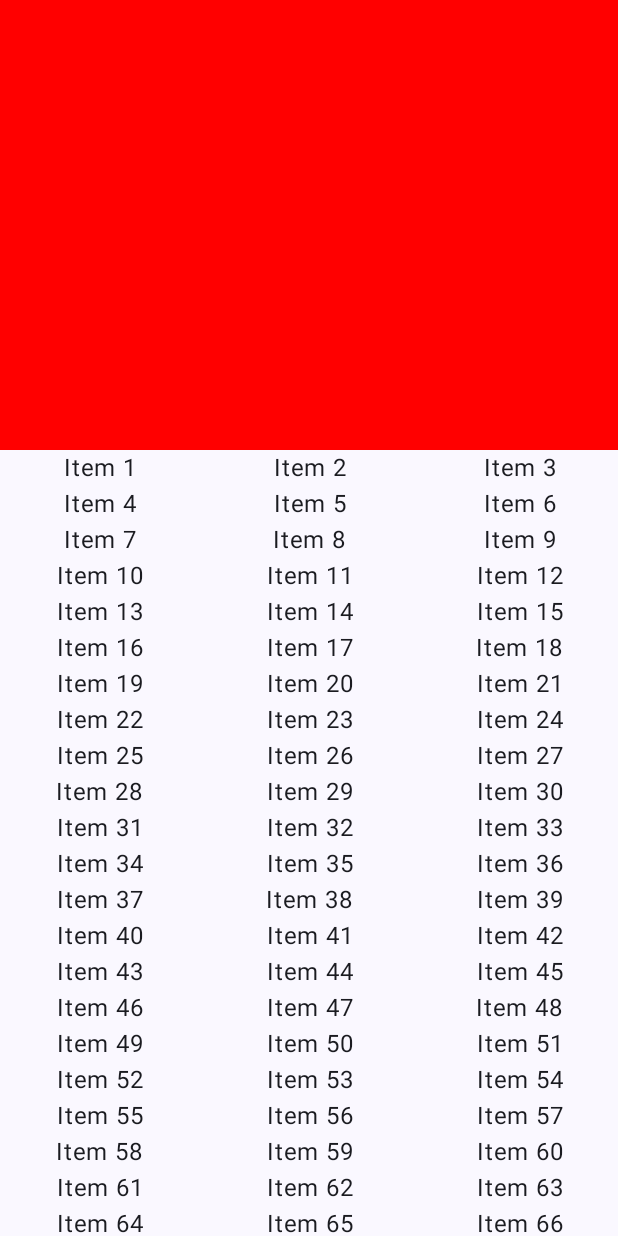
After one commit to kangmin1012/ComposePlayGround, an Android app built with Jetpack Compose: the CoordinateActivity screen opened directly, with no data from a screen before it, on a phone screen of 412 x 824 dp. The commit adds this screen. Run offline under Robolectric (Android 15) with nearby library versions, the phone set to English and light mode, and no system bars.

Commit message:
CoordinateActivity Sample

```diff
--- a/app/src/main/AndroidManifest.xml
+++ b/app/src/main/AndroidManifest.xml
@@ -28,7 +28,9 @@
             android:exported="false"/>
         <activity
             android:name=".permission.MediaPermissionActivity"
-            android:exported="true" />
+            android:exported="false" />
+        <activity android:name=".coordinate.CoordinateActivity"
+            android:exported="false"/>
         <activity
             android:name=".MainActivity"
             android:exported="true">
--- /dev/null
+++ b/app/src/main/java/compose/play/ground/coordinate/CoordinateActivity.kt
@@ -0,0 +1,154 @@
+package compose.play.ground.coordinate
+
+import android.os.Bundle
+import androidx.activity.ComponentActivity
+import androidx.activity.compose.setContent
+import androidx.activity.enableEdgeToEdge
+import androidx.compose.foundation.background
+import androidx.compose.foundation.layout.Arrangement
+import androidx.compose.foundation.layout.Box
+import androidx.compose.foundation.layout.Row
+import androidx.compose.foundation.layout.Spacer
+import androidx.compose.foundation.layout.fillMaxSize
+import androidx.compose.foundation.layout.fillMaxWidth
+import androidx.compose.foundation.layout.height
+import androidx.compose.foundation.layout.padding
+import androidx.compose.foundation.lazy.LazyColumn
+import androidx.compose.foundation.lazy.items
+import androidx.compose.foundation.lazy.rememberLazyListState
+import androidx.compose.material3.Scaffold
+import androidx.compose.material3.Text
+import androidx.compose.runtime.Composable
+import androidx.compose.runtime.derivedStateOf
+import androidx.compose.runtime.getValue
+import androidx.compose.runtime.remember
+import androidx.compose.ui.Modifier
+import androidx.compose.ui.graphics.Color
+import androidx.compose.ui.text.style.TextAlign
+import androidx.compose.ui.tooling.preview.Preview
+import androidx.compose.ui.unit.dp
+import compose.play.ground.ui.theme.ComposePlayGroundTheme
+
+/**
+ * 특정 아이템이 보이지 않게 되었을 때 상단에 고정적인 화면 하나를 표시하는 Sample Activity입니다.
+ */
+class CoordinateActivity : ComponentActivity() {
+    override fun onCreate(savedInstanceState: Bundle?) {
+        super.onCreate(savedInstanceState)
+        enableEdgeToEdge()
+        setContent {
+            ComposePlayGroundTheme {
+                CoordinateScreen()
+            }
+        }
+    }
+}
+
+@Composable
+private fun CoordinateScreen() {
+    val listItem = (1 .. 100).map { it.toString() }
+    val spanCount = 3
+
+    val listState = rememberLazyListState()
+    val isFirstItemVisible by remember {
+        derivedStateOf { listState.firstVisibleItemIndex == 0 }
+    }
+
+    Scaffold(modifier = Modifier.fillMaxSize()) { innerPadding ->
+
+        Box(
+            modifier = Modifier
+                .fillMaxSize()
+                .padding(innerPadding)
+        ) {
+            LazyColumn(
+                state = listState,
+                modifier = Modifier.fillMaxSize()
+            ) {
+                item { Top() }
+
+                items(listItem.chunked(spanCount)) {
+                    Bottom(listItem = it, spanCount = spanCount)
+                }
+            }
+
+            if (!isFirstItemVisible) {
+                TopB()
+            }
+        }
+    }
+}
+
+@Composable
+private fun Top() {
+    Box(
+        modifier = Modifier
+            .fillMaxWidth()
+            .height(300.dp)
+            .background(Color.Red)
+    )
+}
+
+@Composable
+private fun Bottom(
+    listItem: List<String>,
+    spanCount: Int
+) {
+    Row(
+        modifier = Modifier.fillMaxWidth(),
+        horizontalArrangement = Arrangement.spacedBy(8.dp)
+    ) {
+        listItem.forEach {
+            BottomItem(
+                modifier = Modifier.weight(1f),
+                text = it
+            )
+        }
+
+        val emptyCells = (spanCount - listItem.size)
+        if (emptyCells > 0) {
+            Spacer(modifier = Modifier.weight(emptyCells.toFloat()))
+        }
+    }
+}
+
+@Composable
+private fun BottomItem(
+    modifier: Modifier = Modifier,
+    text: String
+) {
+    Text(
+        modifier = modifier,
+        text = "Item $text",
+        textAlign = TextAlign.Center
+    )
+}
+
+@Composable
+private fun TopB() {
+    Box(
+        modifier = Modifier
+            .fillMaxWidth()
+            .height(50.dp)
+            .background(Color.LightGray)
+    )
+}
+
+@Composable
+@Preview(showBackground = true)
+private fun CoordinateScreenPreview() {
+    ComposePlayGroundTheme {
+        CoordinateScreen()
+    }
+}
+
+@Composable
+@Preview(showBackground = true)
+private fun BottomPreview() {
+    ComposePlayGroundTheme {
+         Bottom(
+             listItem = listOf("1", "2", "3"),
+             3
+         )
+    }
+}
```
Also changed, not shown: app/src/main/java/compose/play/ground/MainActivity.kt (+11 -0 lines).
